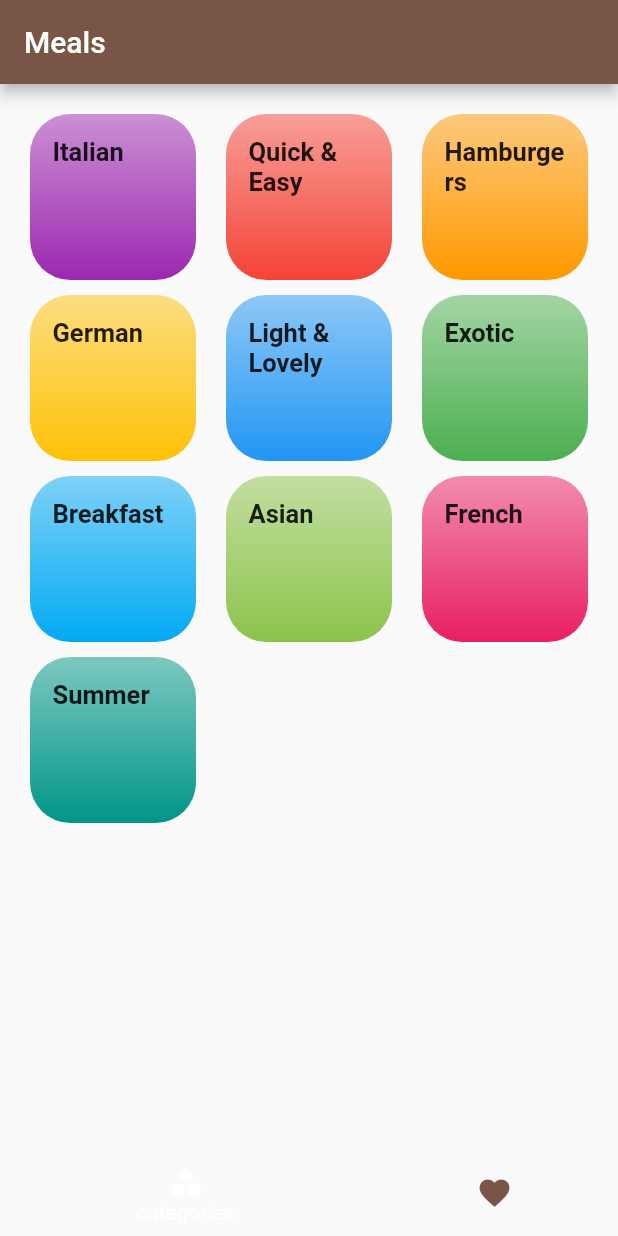
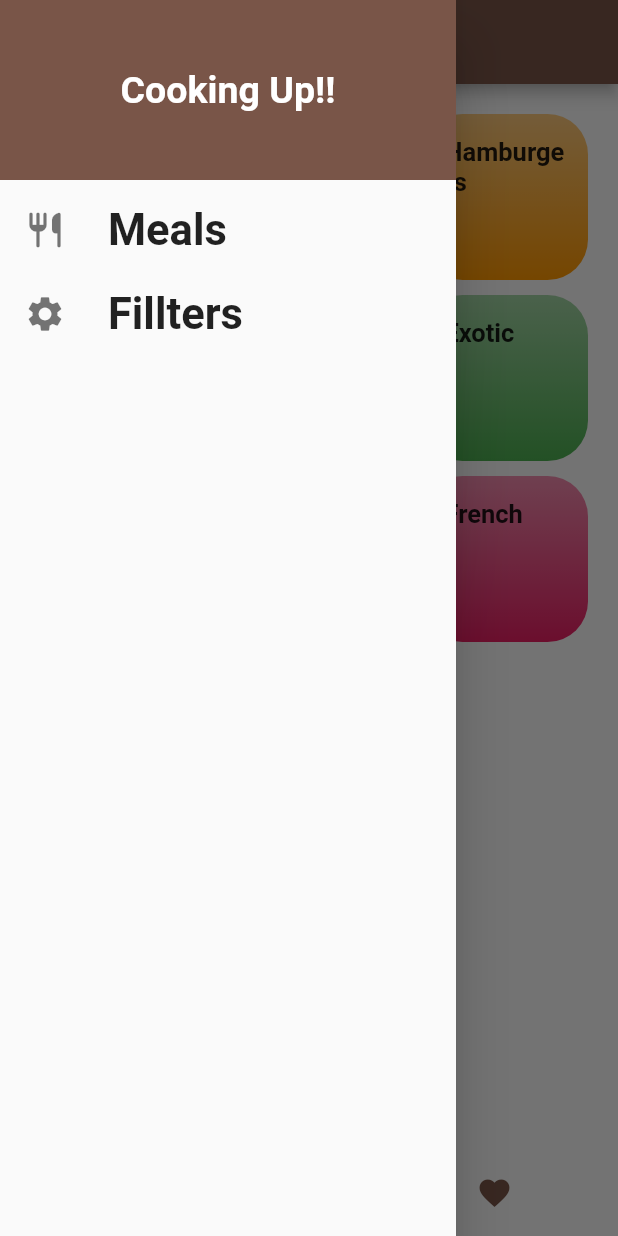
Before and after one commit to Ronex-sh/recipes-flutter, a Flutter app: the screen it shows after launch, with the side drawer open (before the commit the screen has no drawer), on a phone screen of 412 x 824 dp. Run offline on Flutter 3.47's test engine with Material 2 defaults, Android fonts, the phone set to English and light mode, and no system bars; our stand-ins replace google_fonts; Roboto replaces fonts that are missing (Raleway).

Commit message:
add pushReplacementNamed to  main_drawer

```diff
--- a/lib/main.dart
+++ b/lib/main.dart
@@ -1,6 +1,7 @@
 import 'package:flutter/material.dart';
-import 'package:recipes_flutter/screen/categories_screen.dart';
+
 import 'package:recipes_flutter/screen/category_meal_screen.dart';
+import 'package:recipes_flutter/screen/fillter_screen.dart';
 import 'package:recipes_flutter/screen/meal_deatil_screen.dart';
 import 'package:recipes_flutter/screen/tabs_screen.dart';
 
@@ -34,6 +35,7 @@ class MyApp extends StatelessWidget {
         // '/category-meals':(c)=>CategoryMealScreen(),
         CategoryMealScreen.categoryMeal: (c) => CategoryMealScreen(),
         MealDeatilScreen.routeName: (c) => MealDeatilScreen(),
+        FillterSCreen.routeName:(c)=>FillterSCreen()
       },
       // onGenerateRoute: (s) {
       //   print(s.arguments);
--- a/lib/screen/favorite_screen.dart
+++ b/lib/screen/favorite_screen.dart
@@ -5,8 +5,8 @@ class FavoriteScreen extends StatelessWidget {
 
   @override
   Widget build(BuildContext context) {
-    return Container(
-
+    return Scaffold(
+      body: Text('data'),
     );
   }
 }
--- /dev/null
+++ b/lib/screen/fillter_screen.dart
@@ -0,0 +1,18 @@
+
+
+import 'package:flutter/material.dart';
+import 'package:recipes_flutter/widget/main_drawer.dart';
+
+class FillterSCreen extends StatelessWidget {
+  static const routeName = '/filters';
+
+  @override
+  Widget build(BuildContext context) {
+    return Scaffold(
+      appBar: AppBar(title: Text('Your Fillter'),),
+      drawer: MainDrawer(),
+
+      body: Text('filtter'),
+    );
+  }
+}
--- a/lib/screen/tabs_screen.dart
+++ b/lib/screen/tabs_screen.dart
@@ -1,6 +1,7 @@
 import 'package:flutter/material.dart';
 import 'package:recipes_flutter/screen/categories_screen.dart';
 import 'package:recipes_flutter/screen/favorite_screen.dart';
+import 'package:recipes_flutter/widget/main_drawer.dart';
 
 class TabsScreen extends StatefulWidget {
   TabsScreen({Key key}) : super(key: key);
@@ -10,9 +11,11 @@ class TabsScreen extends StatefulWidget {
 }
 
 class _TabsScreenState extends State<TabsScreen> {
-  List<Widget> _pages = [
-    CategoriesScreen(),
-    FavoriteScreen(),
+  List<Map<String,dynamic>> _pages = [
+       {'page':CategoriesScreen(),'title':'Categories'},
+       {'page':FavoriteScreen(),'title':'Favorites'}
+
+
   ];
   int _sectedPageIndex = 0;
   void _selectPage(int index) {
@@ -26,9 +29,10 @@ class _TabsScreenState extends State<TabsScreen> {
   Widget build(BuildContext context) {
     return Scaffold(
       appBar: AppBar(
-        title: Text('Meals'),
+        title: Text(_pages[_sectedPageIndex]['title']),
       ),
-      body: _pages[_sectedPageIndex],
+      drawer: MainDrawer(),
+      body: _pages[_sectedPageIndex]['page'],
       bottomNavigationBar: BottomNavigationBar(
 
         elevation: 0,
--- /dev/null
+++ b/lib/widget/main_drawer.dart
@@ -0,0 +1,60 @@
+import 'package:flutter/material.dart';
+import 'package:google_fonts/google_fonts.dart';
+import 'package:recipes_flutter/screen/fillter_screen.dart';
+
+class MainDrawer extends StatelessWidget {
+  const MainDrawer({Key key}) : super(key: key);
+  Widget buildListTile(String title, IconData icon, Function tapHandler) {
+    return ListTile(
+      leading: Icon(
+        icon,
+        size: 28,
+        color: Colors.black54,
+      ),
+      title: Text(
+        title,
+        style: GoogleFonts.berkshireSwash(
+            textStyle: TextStyle(fontWeight: FontWeight.bold, fontSize: 29)),
+      ),
+      onTap: tapHandler,
+    );
+  }
+
+  @override
+  Widget build(BuildContext context) {
+    return Drawer(
+      child: Column(
+        children: [
+          Container(
+            height: 120,
+            width: double.infinity,
+            padding: EdgeInsets.all(20),
+            alignment: Alignment.centerLeft,
+            child: Center(
+              child: Text(
+                'Cooking Up!!',
+                style: GoogleFonts.berkshireSwash(
+                    textStyle: TextStyle(
+                        fontWeight: FontWeight.bold,
+                        fontSize: 25,
+                        color: Colors.white)),
+              ),
+            ),
+            color: Colors.brown,
+          ),
+          SizedBox(
+            height: 5,
+          ),
+          buildListTile('Meals', Icons.restaurant_rounded, () {
+           // Navigator.of(context).pushNamed('/');
+            Navigator.of(context).pushReplacementNamed('/');
+          }),
+          buildListTile('Fillters', Icons.settings, () {
+            // Navigator.of(context).pushNamed(FillterSCreen.routeName);
+             Navigator.of(context).pushReplacementNamed(FillterSCreen.routeName);
+          })
+        ],
+      ),
+    );
+  }
+}
```
